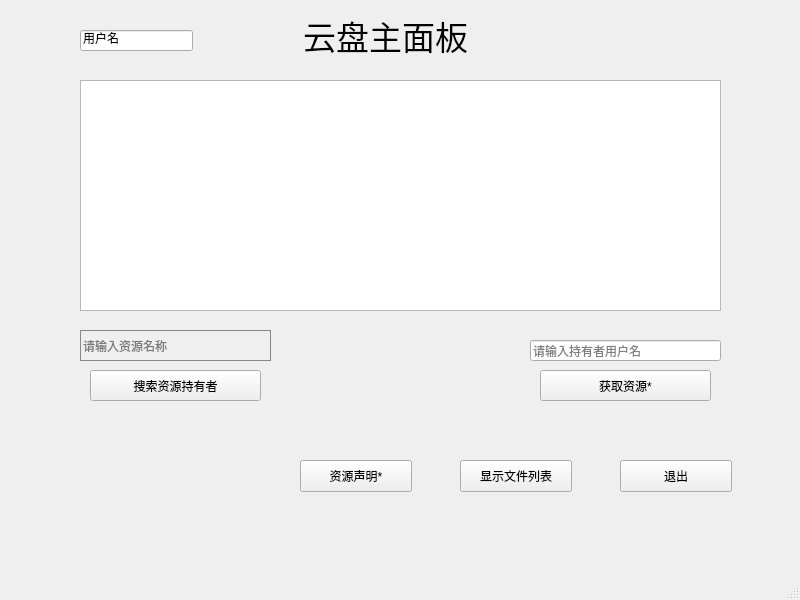
lilyht/socketproject, file pan/Ui_panWindow.ui: the form before one commit.
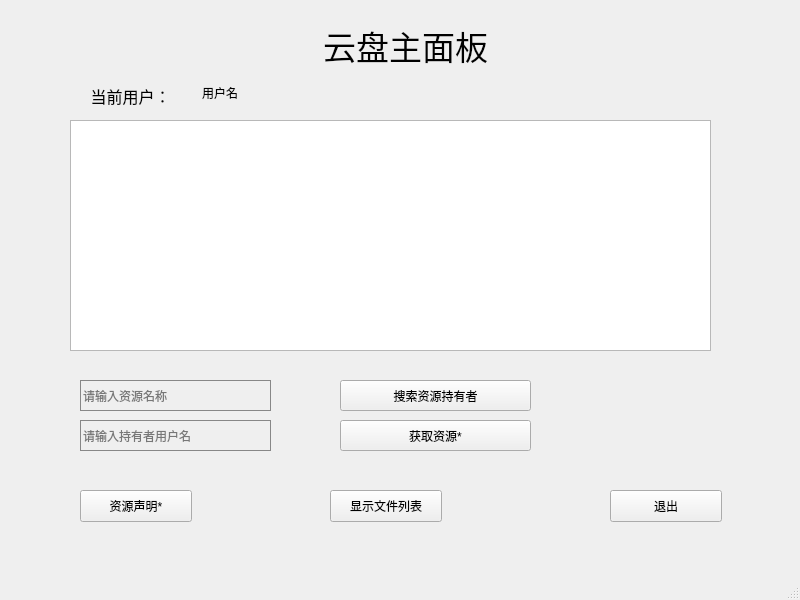
The form after the commit.

Commit message: 主页UI修改，依旧丑陋

Patch:
```diff
--- a/pan/Ui_panWindow.ui
+++ b/pan/Ui_panWindow.ui
@@ -17,8 +17,8 @@
    <widget class="QPushButton" name="exitButton">
     <property name="geometry">
      <rect>
-      <x>620</x>
-      <y>460</y>
+      <x>610</x>
+      <y>490</y>
       <width>112</width>
       <height>32</height>
      </rect>
@@ -30,8 +30,8 @@
    <widget class="QLabel" name="label">
     <property name="geometry">
      <rect>
-      <x>250</x>
-      <y>10</y>
+      <x>270</x>
+      <y>20</y>
       <width>271</width>
       <height>51</height>
      </rect>
@@ -58,15 +58,21 @@
    <widget class="QLineEdit" name="usernameLine">
     <property name="geometry">
      <rect>
-      <x>80</x>
-      <y>30</y>
-      <width>113</width>
-      <height>21</height>
+      <x>200</x>
+      <y>80</y>
+      <width>101</width>
+      <height>31</height>
      </rect>
     </property>
     <property name="focusPolicy">
      <enum>Qt::NoFocus</enum>
     </property>
+    <property name="styleSheet">
+     <string notr="true">font: 12pt &quot;Leelawadee UI Semilight&quot;;
+border-style: none;
+background-color: rgba(255,255,255,0)
+</string>
+    </property>
     <property name="text">
      <string>用户名</string>
     </property>
@@ -75,7 +81,7 @@
     <property name="geometry">
      <rect>
       <x>80</x>
-      <y>330</y>
+      <y>380</y>
       <width>191</width>
       <height>31</height>
      </rect>
@@ -97,9 +103,9 @@
    <widget class="QPushButton" name="searchButton">
     <property name="geometry">
      <rect>
-      <x>90</x>
-      <y>370</y>
-      <width>171</width>
+      <x>340</x>
+      <y>380</y>
+      <width>191</width>
       <height>31</height>
      </rect>
     </property>
@@ -120,8 +126,8 @@
    <widget class="QPushButton" name="showButton">
     <property name="geometry">
      <rect>
-      <x>460</x>
-      <y>460</y>
+      <x>330</x>
+      <y>490</y>
       <width>112</width>
       <height>32</height>
      </rect>
@@ -133,8 +139,8 @@
    <widget class="QPushButton" name="declareButton">
     <property name="geometry">
      <rect>
-      <x>300</x>
-      <y>460</y>
+      <x>80</x>
+      <y>490</y>
       <width>112</width>
       <height>32</height>
      </rect>
@@ -146,12 +152,21 @@
    <widget class="QPushButton" name="queryButton">
     <property name="geometry">
      <rect>
-      <x>540</x>
-      <y>370</y>
-      <width>171</width>
+      <x>340</x>
+      <y>420</y>
+      <width>191</width>
       <height>31</height>
      </rect>
     </property>
+    <property name="styleSheet">
+     <string notr="true">font: 10pt &quot;Microsoft YaHei UI Light&quot;;
+background-color: rgb(1, 90, 255);
+color: white;
+font-weight: bold;
+loginButton hover{
+	background-color: rgb(53, 148, 255)
+}</string>
+    </property>
     <property name="text">
      <string>获取资源*</string>
     </property>
@@ -159,14 +174,17 @@
    <widget class="QLineEdit" name="queryLine">
     <property name="geometry">
      <rect>
-      <x>530</x>
-      <y>340</y>
+      <x>80</x>
+      <y>420</y>
       <width>191</width>
-      <height>21</height>
+      <height>31</height>
      </rect>
     </property>
     <property name="styleSheet">
      <string notr="true">font: 25 9pt &quot;微软雅黑 Light&quot;;
+border-style: none;
+border: 1px solid rgb(135, 135, 135);
+background-color: rgba(255,255,255,0)
 </string>
     </property>
     <property name="text">
@@ -179,13 +197,42 @@
    <widget class="QTableView" name="resultTable">
     <property name="geometry">
      <rect>
-      <x>80</x>
-      <y>80</y>
+      <x>70</x>
+      <y>120</y>
       <width>641</width>
       <height>231</height>
      </rect>
     </property>
    </widget>
+   <widget class="QLabel" name="label_2">
+    <property name="geometry">
+     <rect>
+      <x>60</x>
+      <y>80</y>
+      <width>141</width>
+      <height>31</height>
+     </rect>
+    </property>
+    <property name="font">
+     <font>
+      <family>Leelawadee UI Semilight</family>
+      <pointsize>12</pointsize>
+      <weight>50</weight>
+      <italic>false</italic>
+      <bold>false</bold>
+     </font>
+    </property>
+    <property name="styleSheet">
+     <string notr="true">font: 12pt &quot;Leelawadee UI Semilight&quot;;
+</string>
+    </property>
+    <property name="text">
+     <string>当前用户：</string>
+    </property>
+    <property name="alignment">
+     <set>Qt::AlignCenter</set>
+    </property>
+   </widget>
   </widget>
   <widget class="QMenuBar" name="menubar">
    <property name="geometry">
```
Left out of the diff: 2 changed lines with no effect on the pictures. The commit also changes 1 other file.
